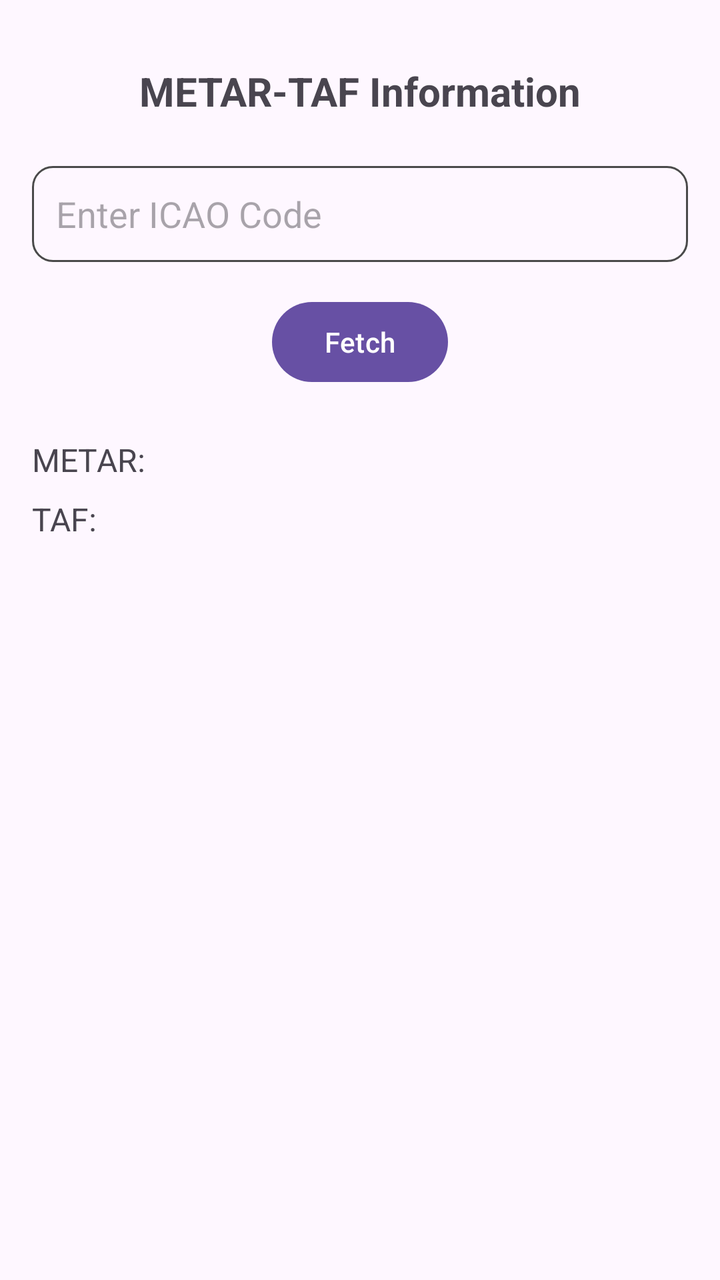
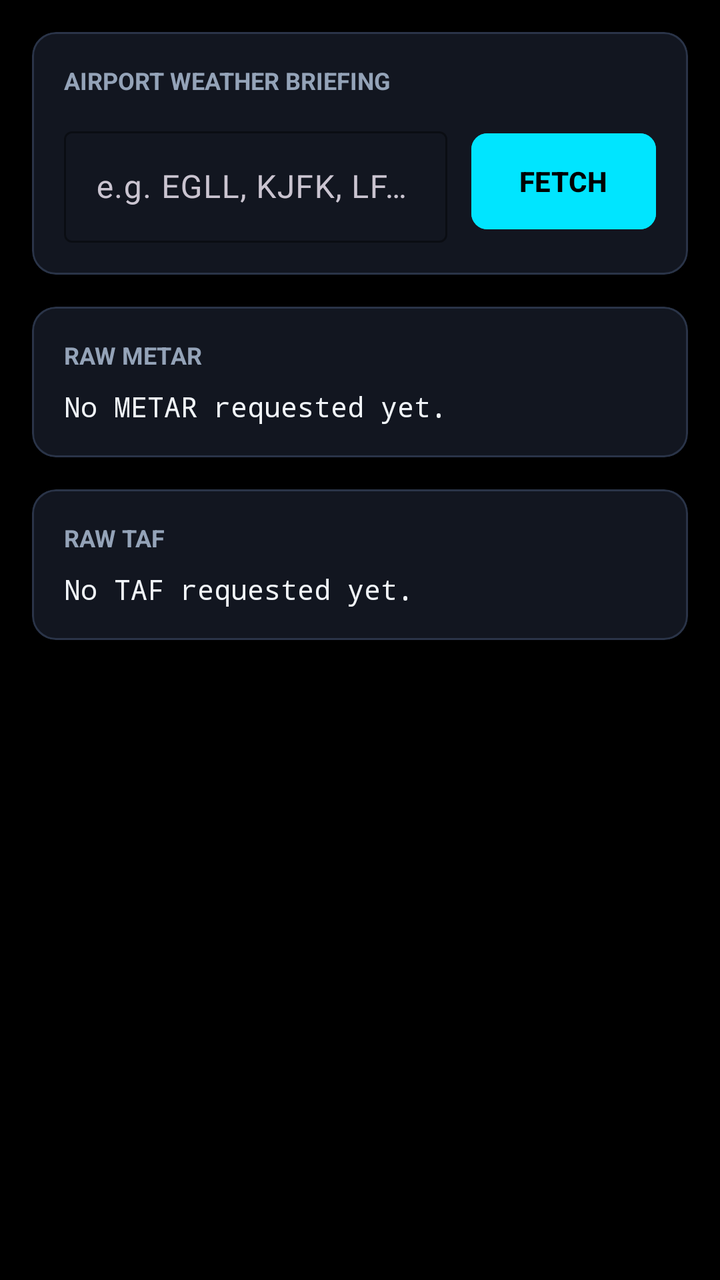

An Android layout rendered at two revisions. The XML below is the earlier revision; the diff shows what the commit changed to produce the second picture.
<!-- AndroidManifest.xml: application theme Theme.AirbusPerformanceCalculator -->
<!-- res/layout/fragment_metar.xml -->
<?xml version="1.0" encoding="utf-8"?>
<androidx.core.widget.NestedScrollView xmlns:android="http://schemas.android.com/apk/res/android"
    xmlns:app="http://schemas.android.com/apk/res-auto"
    xmlns:tools="http://schemas.android.com/tools"
    android:layout_width="match_parent"
    android:layout_height="match_parent"
    android:padding="16dp"
    android:orientation="vertical"
    tools:context=".fragments.MetarFragment">

    <androidx.constraintlayout.widget.ConstraintLayout
        android:layout_width="match_parent"
        android:layout_height="match_parent">

        <TextView
            android:id="@+id/textTitle"
            android:layout_width="wrap_content"
            android:layout_height="wrap_content"
            android:text="METAR-TAF Information"
            android:textSize="20sp"
            android:textStyle="bold"
            android:layout_marginTop="16dp"
            app:layout_constraintTop_toTopOf="parent"
            app:layout_constraintStart_toStartOf="parent"
            app:layout_constraintEnd_toEndOf="parent" />
        <EditText
            android:id="@+id/editTextICAO"
            android:background="@drawable/custom_input"
            android:layout_width="0dp"
            android:layout_height="48dp"
            android:layout_marginTop="24dp"
            android:hint="Enter ICAO Code"
            android:inputType="text"
            android:padding="12dp"
            app:layout_constraintTop_toBottomOf="@id/textTitle"
            app:layout_constraintStart_toStartOf="parent"
            app:layout_constraintEnd_toEndOf="parent" />

        
        <Button
            android:id="@+id/fetchButton"
            android:layout_width="wrap_content"
            android:layout_height="48dp"
            android:text="Fetch"
            android:layout_marginTop="16dp"
            app:layout_constraintTop_toBottomOf="@id/editTextICAO"
            app:layout_constraintEnd_toEndOf="parent"
            app:layout_constraintStart_toStartOf="parent" />

        <TextView
            android:id="@+id/textMETAR"
            android:layout_width="0dp"
            android:layout_height="wrap_content"
            android:layout_marginTop="24dp"
            android:text="METAR:"
            android:textSize="16sp"
            app:layout_constraintTop_toBottomOf="@id/fetchButton"
            app:layout_constraintStart_toStartOf="parent"
            app:layout_constraintEnd_toEndOf="parent" />

        
        <TextView
            android:id="@+id/textTAF"
            android:layout_width="0dp"
            android:layout_height="wrap_content"
            android:layout_marginTop="8dp"
            android:text="TAF:"
            android:textSize="16sp"
            app:layout_constraintTop_toBottomOf="@id/textMETAR"
            app:layout_constraintStart_toStartOf="parent"
            app:layout_constraintEnd_toEndOf="parent" />

    </androidx.constraintlayout.widget.ConstraintLayout>
</androidx.core.widget.NestedScrollView>
<!-- resources referenced by this layout -->
<resources>
  <!-- drawable custom_input (drawable) -->
  <?xml version="1.0" encoding="utf-8"?>
  <selector xmlns:android="http://schemas.android.com/apk/res/android">
      <item android:state_enabled="true" android:state_focused="true">
          <shape android:shape="rectangle">
              <corners android:radius="10dp"></corners>
              <stroke android:color="#007FFF" android:width="1dp"></stroke>
          </shape>
      </item>
      <item android:state_enabled="true">
          <shape android:shape="rectangle">
              <corners android:radius="10dp"></corners>
              <stroke android:color="#4A4A4A" android:width="1dp"></stroke>
          </shape>
      </item>
  
  </selector>
  <style name="Theme.AirbusPerformanceCalculator" parent="Base.Theme.AirbusPerformanceCalculator" />
  <style name="Base.Theme.AirbusPerformanceCalculator" parent="Theme.Material3.DayNight.NoActionBar">
          
          
      </style>
</resources>

<!-- the commit's change to res/layout/fragment_metar.xml (unified diff, before → after) -->
@@ -4,71 +4,297 @@
     xmlns:tools="http://schemas.android.com/tools"
     android:layout_width="match_parent"
     android:layout_height="match_parent"
-    android:padding="16dp"
-    android:orientation="vertical"
+    android:fillViewport="true"
+    android:background="@color/cockpit_bg"
     tools:context=".fragments.MetarFragment">
 
-    <androidx.constraintlayout.widget.ConstraintLayout
+    <LinearLayout
         android:layout_width="match_parent"
-        android:layout_height="match_parent">
-
-        <TextView
-            android:id="@+id/textTitle"
-            android:layout_width="wrap_content"
+        android:layout_height="wrap_content"
+        android:orientation="vertical"
+        android:padding="16dp">
+
+        
+        <com.google.android.material.card.MaterialCardView
+            android:layout_width="match_parent"
             android:layout_height="wrap_content"
-            android:text="METAR-TAF Information"
-            android:textSize="20sp"
-            android:textStyle="bold"
-            android:layout_marginTop="16dp"
-            app:layout_constraintTop_toTopOf="parent"
-            app:layout_constraintStart_toStartOf="parent"
-            app:layout_constraintEnd_toEndOf="parent" />
-        <EditText
-            android:id="@+id/editTextICAO"
-            android:background="@drawable/custom_input"
-            android:layout_width="0dp"
-            android:layout_height="48dp"
-            android:layout_marginTop="24dp"
-            android:hint="Enter ICAO Code"
-            android:inputType="text"
-            android:padding="12dp"
-            app:layout_constraintTop_toBottomOf="@id/textTitle"
-            app:layout_constraintStart_toStartOf="parent"
-            app:layout_constraintEnd_toEndOf="parent" />
+            android:layout_marginBottom="16dp"
+            app:cardBackgroundColor="@color/cockpit_surface"
+            app:cardCornerRadius="12dp"
+            app:cardElevation="0dp"
+            app:strokeColor="@color/cockpit_outline"
+            app:strokeWidth="1dp">
+
+            <LinearLayout
+                android:layout_width="match_parent"
+                android:layout_height="wrap_content"
+                android:orientation="vertical"
+                android:padding="16dp">
+
+                <TextView
+                    android:id="@+id/textTitle"
+                    android:layout_width="wrap_content"
+                    android:layout_height="wrap_content"
+                    android:text="AIRPORT WEATHER BRIEFING"
+                    android:textColor="@color/text_secondary"
+                    android:textSize="12sp"
+                    android:textStyle="bold" />
+
+                <LinearLayout
+                    android:layout_width="match_parent"
+                    android:layout_height="wrap_content"
+                    android:layout_marginTop="12dp"
+                    android:gravity="center_vertical"
+                    android:orientation="horizontal">
+
+                    <com.google.android.material.textfield.TextInputLayout
+                        style="@style/Widget.Material3.TextInputLayout.OutlinedBox"
+                        android:layout_width="0dp"
+                        android:layout_height="wrap_content"
+                        android:layout_weight="1"
+                        app:boxStrokeColor="@color/airbus_cyan">
+
+                        <com.google.android.material.textfield.TextInputEditText
+                            android:id="@+id/editTextICAO"
+                            android:layout_width="match_parent"
+                            android:layout_height="wrap_content"
+                            android:hint="e.g. EGLL, KJFK, LFPG"
+                            android:inputType="textCapCharacters"
+                            android:maxLength="4"
+                            android:textColor="@color/text_primary" />
+                    </com.google.android.material.textfield.TextInputLayout>
+
+                    <com.google.android.material.button.MaterialButton
+                        android:id="@+id/fetchButton"
+                        android:layout_width="wrap_content"
+                        android:layout_height="56dp"
+                        android:layout_marginStart="12dp"
+                        android:backgroundTint="@color/airbus_cyan"
+                        android:text="FETCH"
+                        android:textColor="@color/black"
+                        android:textStyle="bold"
+                        app:cornerRadius="8dp" />
+                </LinearLayout>
+
+                <ProgressBar
+                    android:id="@+id/progressBar"
+                    style="?android:attr/progressBarStyleHorizontal"
+                    android:layout_width="match_parent"
+                    android:layout_height="wrap_content"
+                    android:layout_marginTop="8dp"
+                    android:indeterminate="true"
+                    android:indeterminateTint="@color/airbus_cyan"
+                    android:visibility="gone" />
+
+                <TextView
+                    android:id="@+id/textError"
+                    android:layout_width="wrap_content"
+                    android:layout_height="wrap_content"
+                    android:layout_marginTop="8dp"
+                    android:textColor="@color/airbus_amber"
+                    android:textSize="13sp"
+                    android:visibility="gone" />
+            </LinearLayout>
+        </com.google.android.material.card.MaterialCardView>
 
         
-        <Button
-            android:id="@+id/fetchButton"
-            android:layout_width="wrap_content"
-            android:layout_height="48dp"
-            android:text="Fetch"
-            android:layout_marginTop="16dp"
-            app:layout_constraintTop_toBottomOf="@id/editTextICAO"
-            app:layout_constraintEnd_toEndOf="parent"
-            app:layout_constraintStart_toStartOf="parent" />
-
-        <TextView
-            android:id="@+id/textMETAR"
-            android:layout_width="0dp"
+        <com.google.android.material.card.MaterialCardView
+            android:id="@+id/cardDecoded"
+            android:layout_width="match_parent"
             android:layout_height="wrap_content"
-            android:layout_marginTop="24dp"
-            android:text="METAR:"
-            android:textSize="16sp"
-            app:layout_constraintTop_toBottomOf="@id/fetchButton"
-            app:layout_constraintStart_toStartOf="parent"
-            app:layout_constraintEnd_toEndOf="parent" />
+            android:layout_marginBottom="16dp"
+            android:visibility="gone"
+            app:cardBackgroundColor="@color/cockpit_surface"
+            app:cardCornerRadius="12dp"
+            app:cardElevation="0dp"
+            app:strokeColor="@color/airbus_green"
+            app:strokeWidth="1dp">
+
+            <LinearLayout
+                android:layout_width="match_parent"
+                android:layout_height="wrap_content"
+                android:orientation="vertical"
+                android:padding="16dp">
+
+                <TextView
+                    android:layout_width="wrap_content"
+                    android:layout_height="wrap_content"
+                    android:text="DECODED WEATHER PARAMETERS"
+                    android:textColor="@color/airbus_green"
+                    android:textSize="12sp"
+                    android:textStyle="bold" />
+
+                <LinearLayout
+                    android:layout_width="match_parent"
+                    android:layout_height="wrap_content"
+                    android:layout_marginTop="12dp"
+                    android:orientation="horizontal">
+
+                    <LinearLayout
+                        android:layout_width="0dp"
+                        android:layout_height="wrap_content"
+                        android:layout_weight="1"
+                        android:orientation="vertical">
+
+                        <TextView
+                            android:layout_width="wrap_content"
+                            android:layout_height="wrap_content"
+                            android:text="WIND"
+                            android:textColor="@color/text_secondary"
+                            android:textSize="11sp" />
+
+                        <TextView
+                            android:id="@+id/textDecodedWind"
+                            android:layout_width="wrap_content"
+                            android:layout_height="wrap_content"
+                            android:layout_marginTop="2dp"
+                            android:text="---"
+                            android:textColor="@color/airbus_cyan"
+                            android:textSize="16sp"
+                            android:textStyle="bold" />
+                    </LinearLayout>
+
+                    <LinearLayout
+                        android:layout_width="0dp"
+                        android:layout_height="wrap_content"
+                        android:layout_weight="1"
+                        android:orientation="vertical">
+
+                        <TextView
+                            android:layout_width="wrap_content"
+                            android:layout_height="wrap_content"
+                            android:text="TEMP"
+                            android:textColor="@color/text_secondary"
+                            android:textSize="11sp" />
+
+                        <TextView
+                            android:id="@+id/textDecodedTemp"
+                            android:layout_width="wrap_content"
+                            android:layout_height="wrap_content"
+                            android:layout_marginTop="2dp"
+                            android:text="---"
+                            android:textColor="@color/airbus_cyan"
+                            android:textSize="16sp"
+                            android:textStyle="bold" />
+                    </LinearLayout>
+
+                    <LinearLayout
+                        android:layout_width="0dp"
+                        android:layout_height="wrap_content"
+                        android:layout_weight="1"
+                        android:orientation="vertical">
+
+                        <TextView
+                            android:layout_width="wrap_content"
+                            android:layout_height="wrap_content"
+                            android:text="QNH"
+                            android:textColor="@color/text_secondary"
+                            android:textSize="11sp" />
+
+                        <TextView
+                            android:id="@+id/textDecodedQnh"
+                            android:layout_width="wrap_content"
+                            android:layout_height="wrap_content"
+                            android:layout_marginTop="2dp"
+                            android:text="---"
+                            android:textColor="@color/airbus_cyan"
+                            android:textSize="16sp"
+                            android:textStyle="bold" />
+                    </LinearLayout>
+                </LinearLayout>
+
+                <com.google.android.material.button.MaterialButton
+                    android:id="@+id/btnApplyWeather"
+                    android:layout_width="match_parent"
+                    android:layout_height="48dp"
+                    android:layout_marginTop="16dp"
+                    android:backgroundTint="@color/cockpit_surface_variant"
+                    android:text="@string/apply_to_calculator"
+                    android:textColor="@color/airbus_green"
+                    android:textStyle="bold"
+                    app:cornerRadius="8dp"
+                    app:icon="@drawable/baseline_air_24"
+                    app:iconGravity="textStart"
+                    app:iconTint="@color/airbus_green"
+                    app:strokeColor="@color/airbus_green"
+                    app:strokeWidth="1dp" />
+            </LinearLayout>
+        </com.google.android.material.card.MaterialCardView>
 
         
-        <TextView
-            android:id="@+id/textTAF"
-            android:layout_width="0dp"
+        <com.google.android.material.card.MaterialCardView
+            android:layout_width="match_parent"
             android:layout_height="wrap_content"
-            android:layout_marginTop="8dp"
-            android:text="TAF:"
-            android:textSize="16sp"
-            app:layout_constraintTop_toBottomOf="@id/textMETAR"
-            app:layout_constraintStart_toStartOf="parent"
-            app:layout_constraintEnd_toEndOf="parent" />
-
-    </androidx.constraintlayout.widget.ConstraintLayout>
+            android:layout_marginBottom="16dp"
+            app:cardBackgroundColor="@color/cockpit_surface"
+            app:cardCornerRadius="12dp"
+            app:cardElevation="0dp"
+            app:strokeColor="@color/cockpit_outline"
+            app:strokeWidth="1dp">
+
+            <LinearLayout
+                android:layout_width="match_parent"
+                android:layout_height="wrap_content"
+                android:orientation="vertical"
+                android:padding="16dp">
+
+                <TextView
+                    android:layout_width="wrap_content"
+                    android:layout_height="wrap_content"
+                    android:text="RAW METAR"
+                    android:textColor="@color/text_secondary"
+                    android:textSize="12sp"
+                    android:textStyle="bold" />
+
+                <TextView
+                    android:id="@+id/textMETAR"
+                    android:layout_width="match_parent"
+                    android:layout_height="wrap_content"
+                    android:layout_marginTop="8dp"
+                    android:fontFamily="monospace"
+                    android:lineSpacingExtra="4dp"
+                    android:text="No METAR requested yet."
+                    android:textColor="@color/text_primary"
+                    android:textSize="14sp" />
+            </LinearLayout>
+        </com.google.android.material.card.MaterialCardView>
+
+        
+        <com.google.android.material.card.MaterialCardView
+            android:layout_width="match_parent"
+            android:layout_height="wrap_content"
+            android:layout_marginBottom="24dp"
+            app:cardBackgroundColor="@color/cockpit_surface"
+            app:cardCornerRadius="12dp"
+            app:cardElevation="0dp"
+            app:strokeColor="@color/cockpit_outline"
+            app:strokeWidth="1dp">
+
+            <LinearLayout
+                android:layout_width="match_parent"
+                android:layout_height="wrap_content"
+                android:orientation="vertical"
+                android:padding="16dp">
+
+                <TextView
+                    android:layout_width="wrap_content"
+                    android:layout_height="wrap_content"
+                    android:text="RAW TAF"
+                    android:textColor="@color/text_secondary"
+                    android:textSize="12sp"
+                    android:textStyle="bold" />
+
+                <TextView
+                    android:id="@+id/textTAF"
+                    android:layout_width="match_parent"
+                    android:layout_height="wrap_content"
+                    android:layout_marginTop="8dp"
+                    android:fontFamily="monospace"
+                    android:lineSpacingExtra="4dp"
+                    android:text="No TAF requested yet."
+                    android:textColor="@color/text_primary"
+                    android:textSize="14sp" />
+            </LinearLayout>
+        </com.google.android.material.card.MaterialCardView>
+    </LinearLayout>
 </androidx.core.widget.NestedScrollView>
<!-- resource entries referenced after the edit -->
@@ -1,26 +1,37 @@
 <!-- resources referenced by this layout -->
 <resources>
-  <!-- drawable custom_input (drawable) -->
-  <?xml version="1.0" encoding="utf-8"?>
-  <selector xmlns:android="http://schemas.android.com/apk/res/android">
-      <item android:state_enabled="true" android:state_focused="true">
-          <shape android:shape="rectangle">
-              <corners android:radius="10dp"></corners>
-              <stroke android:color="#007FFF" android:width="1dp"></stroke>
-          </shape>
-      </item>
-      <item android:state_enabled="true">
-          <shape android:shape="rectangle">
-              <corners android:radius="10dp"></corners>
-              <stroke android:color="#4A4A4A" android:width="1dp"></stroke>
-          </shape>
-      </item>
-  
-  </selector>
+  <color name="airbus_amber">#FFB300</color>
+  <color name="airbus_cyan">#00E5FF</color>
+  <color name="airbus_green">#00E676</color>
+  <color name="black">#FF000000</color>
+  <color name="cockpit_bg">#FF000000</color>
+  <color name="cockpit_outline">#2A3448</color>
+  <color name="cockpit_surface">#121620</color>
+  <color name="cockpit_surface_variant">#1A202E</color>
+  <color name="text_primary">#F1F5F9</color>
+  <color name="text_secondary">#94A3B8</color>
+  <!-- drawable baseline_air_24 (drawable) -->
+  <vector xmlns:android="http://schemas.android.com/apk/res/android" android:height="24dp" android:tint="#000000" android:viewportHeight="24" android:viewportWidth="24" android:width="24dp">
+        
+      <path android:fillColor="@android:color/white" android:pathData="M14.5,17c0,1.65 -1.35,3 -3,3s-3,-1.35 -3,-3h2c0,0.55 0.45,1 1,1s1,-0.45 1,-1s-0.45,-1 -1,-1H2v-2h9.5C13.15,14 14.5,15.35 14.5,17zM19,6.5C19,4.57 17.43,3 15.5,3S12,4.57 12,6.5h2C14,5.67 14.67,5 15.5,5S17,5.67 17,6.5S16.33,8 15.5,8H2v2h13.5C17.43,10 19,8.43 19,6.5zM18.5,11H2v2h16.5c0.83,0 1.5,0.67 1.5,1.5S19.33,16 18.5,16v2c1.93,0 3.5,-1.57 3.5,-3.5S20.43,11 18.5,11z"/>
+      
+  </vector>
+  <string name="apply_to_calculator">Apply Weather to Calculator</string>
   <style name="Theme.AirbusPerformanceCalculator" parent="Base.Theme.AirbusPerformanceCalculator" />
-  <style name="Base.Theme.AirbusPerformanceCalculator" parent="Theme.Material3.DayNight.NoActionBar">
-          
-          
+  <style name="Base.Theme.AirbusPerformanceCalculator" parent="Theme.Material3.Dark.NoActionBar">
+          <item name="colorPrimary">@color/airbus_cyan</item>
+          <item name="colorSecondary">@color/airbus_green</item>
+          <item name="android:windowBackground">@color/black</item>
+          <item name="android:colorBackground">@color/black</item>
+          <item name="colorSurface">@color/cockpit_surface</item>
+          <item name="colorSurfaceContainer">@color/cockpit_surface</item>
+          <item name="colorSurfaceContainerHigh">@color/cockpit_surface_variant</item>
+          <item name="colorOnBackground">@color/text_primary</item>
+          <item name="colorOnSurface">@color/text_primary</item>
+          <item name="android:textColorPrimary">@color/text_primary</item>
+          <item name="android:textColorSecondary">@color/text_secondary</item>
+          <item name="android:statusBarColor">@color/black</item>
+          <item name="android:navigationBarColor">@color/black</item>
       </style>
 </resources>
 
